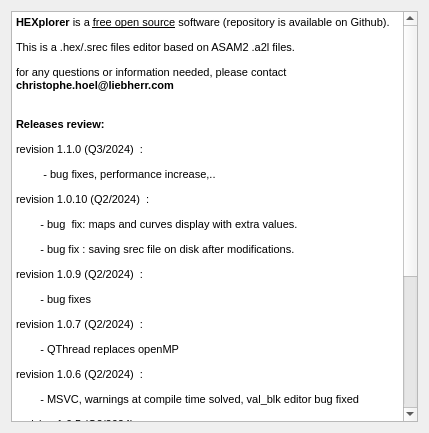
First picture: the form in installer/packages/com.adhoc2.hexplorer/meta/page.ui, repository adhoc2/HEXplorer, before the edit.
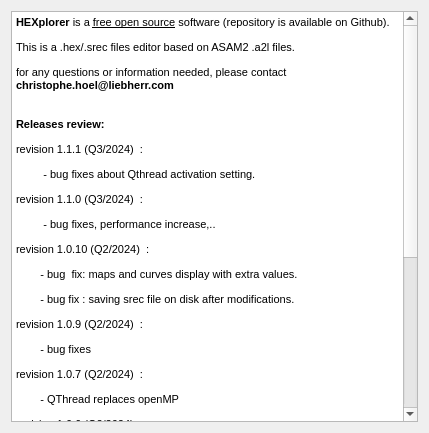
Second picture: the form after the edit.

Diff of the .ui file:
```diff
--- a/installer/packages/com.adhoc2.hexplorer/meta/page.ui
+++ b/installer/packages/com.adhoc2.hexplorer/meta/page.ui
@@ -28,6 +28,8 @@
 &lt;p style=&quot; margin-top:12px; margin-bottom:12px; margin-left:0px; margin-right:0px; -qt-block-indent:0; text-indent:0px;&quot;&gt;&lt;span style=&quot; font-family:'MS Shell Dlg 2'; font-size:8.25pt;&quot;&gt;This is a .hex/.srec files editor based on ASAM2 .a2l files.&lt;/span&gt;&lt;/p&gt;
 &lt;p style=&quot; margin-top:12px; margin-bottom:12px; margin-left:0px; margin-right:0px; -qt-block-indent:0; text-indent:0px;&quot;&gt;&lt;span style=&quot; font-family:'MS Shell Dlg 2'; font-size:8.25pt;&quot;&gt;for any questions or information needed, please contact &lt;/span&gt;&lt;span style=&quot; font-family:'MS Shell Dlg 2'; font-size:8.25pt; font-weight:600;&quot;&gt;christophe.hoel@liebherr.com&lt;/span&gt;&lt;span style=&quot; font-family:'MS Shell Dlg 2'; font-size:8.25pt;&quot;&gt;&lt;br /&gt;&lt;/span&gt;&lt;/p&gt;
 &lt;p style=&quot; margin-top:12px; margin-bottom:12px; margin-left:0px; margin-right:0px; -qt-block-indent:0; text-indent:0px;&quot;&gt;&lt;span style=&quot; font-family:'MS Shell Dlg 2'; font-size:8.25pt; font-weight:600;&quot;&gt;Releases review:&lt;/span&gt;&lt;/p&gt;
+&lt;p style=&quot; margin-top:12px; margin-bottom:12px; margin-left:0px; margin-right:0px; -qt-block-indent:0; text-indent:0px;&quot;&gt;&lt;span style=&quot; font-family:'MS Shell Dlg 2'; font-size:8pt;&quot;&gt;revision&lt;/span&gt;&lt;span style=&quot; font-family:'MS Shell Dlg 2'; font-size:8pt; color:#c0c0c0;&quot;&gt; &lt;/span&gt;&lt;span style=&quot; font-family:'MS Shell Dlg 2'; font-size:8pt; color:#000000;&quot;&gt;1.1.1&lt;/span&gt;&lt;span style=&quot; font-family:'MS Shell Dlg 2'; font-size:8pt; color:#c0c0c0;&quot;&gt; &lt;/span&gt;&lt;span style=&quot; font-family:'MS Shell Dlg 2'; font-size:8pt;&quot;&gt;(Q3/2024) &lt;/span&gt;&lt;span style=&quot; font-family:'MS Shell Dlg 2'; font-size:8pt; color:#c0c0c0;&quot;&gt; &lt;/span&gt;&lt;span style=&quot; font-family:'MS Shell Dlg 2'; font-size:8pt;&quot;&gt;:&lt;/span&gt;&lt;/p&gt;
+&lt;p style=&quot; margin-top:12px; margin-bottom:12px; margin-left:0px; margin-right:0px; -qt-block-indent:0; text-indent:0px;&quot;&gt;&lt;span style=&quot; font-family:'MS Shell Dlg 2'; font-size:8pt;&quot;&gt;         - bug fixes about Qthread activation setting.&lt;/span&gt;&lt;/p&gt;
 &lt;p style=&quot; margin-top:12px; margin-bottom:12px; margin-left:0px; margin-right:0px; -qt-block-indent:0; text-indent:0px;&quot;&gt;&lt;span style=&quot; font-family:'MS Shell Dlg 2'; font-size:8pt;&quot;&gt;revision&lt;/span&gt;&lt;span style=&quot; font-family:'MS Shell Dlg 2'; font-size:8pt; color:#c0c0c0;&quot;&gt; &lt;/span&gt;&lt;span style=&quot; font-family:'MS Shell Dlg 2'; font-size:8pt; color:#000000;&quot;&gt;1.1.0&lt;/span&gt;&lt;span style=&quot; font-family:'MS Shell Dlg 2'; font-size:8pt; color:#c0c0c0;&quot;&gt; &lt;/span&gt;&lt;span style=&quot; font-family:'MS Shell Dlg 2'; font-size:8pt;&quot;&gt;(Q3/2024) &lt;/span&gt;&lt;span style=&quot; font-family:'MS Shell Dlg 2'; font-size:8pt; color:#c0c0c0;&quot;&gt; &lt;/span&gt;&lt;span style=&quot; font-family:'MS Shell Dlg 2'; font-size:8pt;&quot;&gt;:&lt;/span&gt;&lt;/p&gt;
 &lt;p style=&quot; margin-top:12px; margin-bottom:12px; margin-left:0px; margin-right:0px; -qt-block-indent:0; text-indent:0px;&quot;&gt;&lt;span style=&quot; font-family:'MS Shell Dlg 2'; font-size:8pt;&quot;&gt;         - bug fixes, performance increase,..&lt;/span&gt;&lt;/p&gt;
 &lt;p style=&quot; margin-top:12px; margin-bottom:12px; margin-left:0px; margin-right:0px; -qt-block-indent:0; text-indent:0px;&quot;&gt;&lt;span style=&quot; font-family:'MS Shell Dlg 2'; font-size:8pt;&quot;&gt;revision&lt;/span&gt;&lt;span style=&quot; font-family:'MS Shell Dlg 2'; font-size:8pt; color:#c0c0c0;&quot;&gt; &lt;/span&gt;&lt;span style=&quot; font-family:'MS Shell Dlg 2'; font-size:8pt; color:#000000;&quot;&gt;1.0.10&lt;/span&gt;&lt;span style=&quot; font-family:'MS Shell Dlg 2'; font-size:8pt; color:#c0c0c0;&quot;&gt; &lt;/span&gt;&lt;span style=&quot; font-family:'MS Shell Dlg 2'; font-size:8pt;&quot;&gt;(Q2/2024) &lt;/span&gt;&lt;span style=&quot; font-family:'MS Shell Dlg 2'; font-size:8pt; color:#c0c0c0;&quot;&gt; &lt;/span&gt;&lt;span style=&quot; font-family:'MS Shell Dlg 2'; font-size:8pt;&quot;&gt;:&lt;/span&gt;&lt;/p&gt;
```
